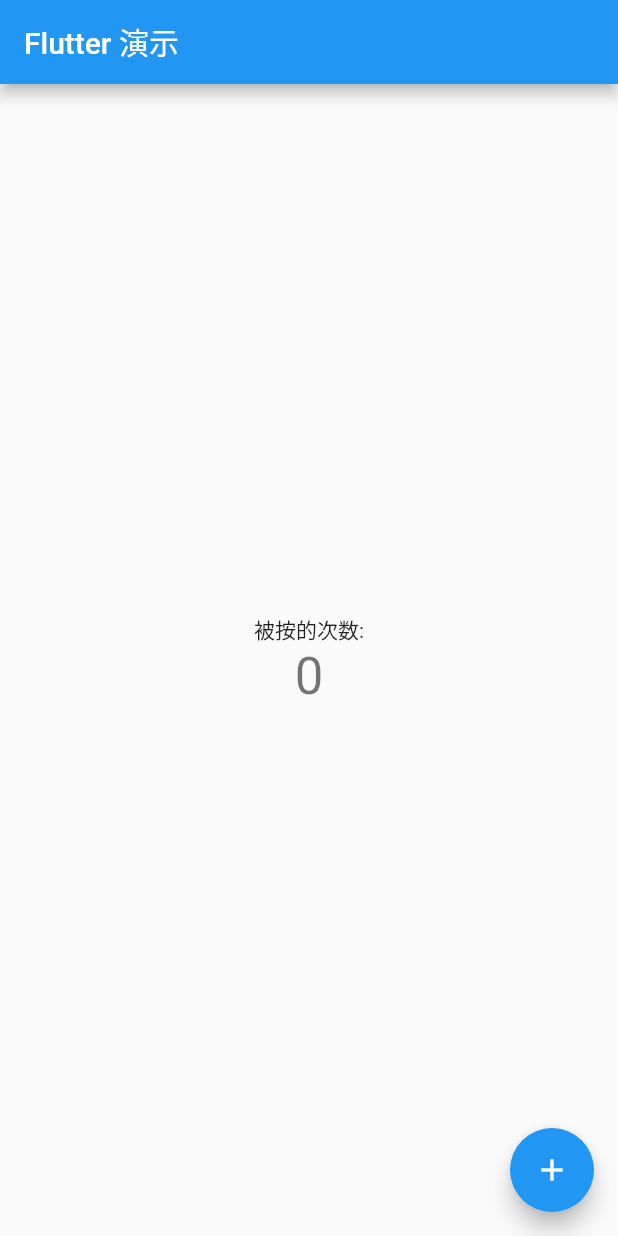
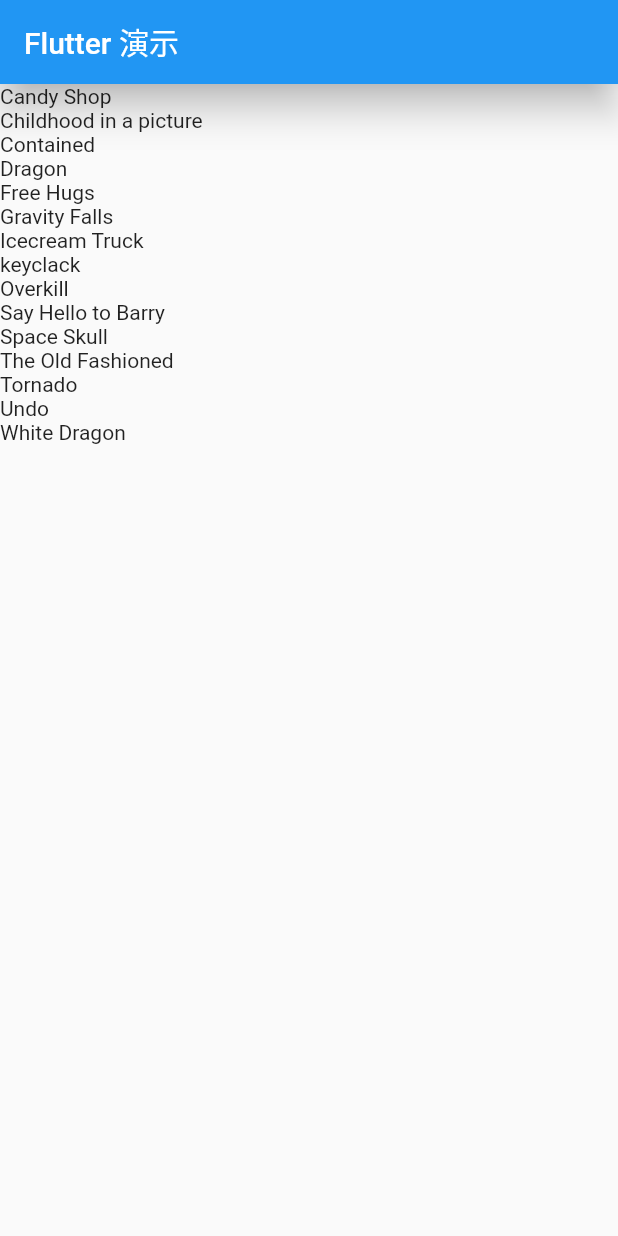
Before and after one commit to F00cked/flutter_App, a Flutter app: the screen it shows after launch, on a phone screen of 412 x 824 dp. Run offline on Flutter 3.47's test engine with Material 2 defaults, Android fonts, the phone set to English and light mode, and no system bars.

Commit message:
添加演示数据

```diff
--- a/lib/main.dart
+++ b/lib/main.dart
@@ -1,109 +1,55 @@
 import 'package:flutter/material.dart';
+import 'model/post.dart';
 
-void main() => runApp(new MyApp());
+void main() => runApp(App());
 
-class MyApp extends StatelessWidget {
-  // This widget is the root of your application.
+class App extends StatelessWidget {
   @override
-  Widget build(BuildContext context) {
-    return new MaterialApp(
-      title: 'Flutter 演示',
-      theme: new ThemeData(
-        // This is the theme of your application.
-        //
-        // Try running your application with "flutter run". You'll see the
-        // application has a blue toolbar. Then, without quitting the app, try
-        // changing the primarySwatch below to Colors.green and then invoke
-        // "hot reload" (press "r" in the console where you ran "flutter run",
-        // or press Run > Flutter Hot Reload in IntelliJ). Notice that the
-        // counter didn't reset back to zero; the application is not restarted.
-        primarySwatch: Colors.blue,
-      ),
-      home: new MyHomePage(title: 'Flutter 演示'),
-    );
-  }
+    Widget build(BuildContext context) {
+      // TODO: implement build
+      return MaterialApp(
+        home: Home(),
+        theme: ThemeData(
+          primarySwatch: Colors.blue
+        )
+      );
+    }
 }
 
-class MyHomePage extends StatefulWidget {
-  MyHomePage({Key key, this.title}) : super(key: key);
-
-  // This widget is the home page of your application. It is stateful, meaning
-  // that it has a State object (defined below) that contains fields that affect
-  // how it looks.
-
-  // This class is the configuration for the state. It holds the values (in this
-  // case the title) provided by the parent (in this case the App widget) and
-  // used by the build method of the State. Fields in a Widget subclass are
-  // always marked "final".
-
-  final String title;
-
+class Home extends StatelessWidget {
+  Widget _listItemBuilder(BuildContext context, int index) {
+    return Text(posts[index].title);
+  }
   @override
-  _MyHomePageState createState() => new _MyHomePageState();
+    Widget build(BuildContext context) {
+      // TODO: implement build
+      return Scaffold(
+          appBar: AppBar(
+            title: Text('Flutter 演示'),
+            elevation: 10.0,
+          ),
+          body: ListView.builder(
+            itemCount: posts.length,
+            itemBuilder: _listItemBuilder,
+          )
+        );
+    }
 }
 
-class _MyHomePageState extends State<MyHomePage> {
-  int _counter = 0;
-
-  void _incrementCounter() {
-    setState(() {
-      // This call to setState tells the Flutter framework that something has
-      // changed in this State, which causes it to rerun the build method below
-      // so that the display can reflect the updated values. If we changed
-      // _counter without calling setState(), then the build method would not be
-      // called again, and so nothing would appear to happen.
-      _counter++;
-    });
-  }
-
+class Hello extends StatelessWidget {
   @override
-  Widget build(BuildContext context) {
-    // This method is rerun every time setState is called, for instance as done
-    // by the _incrementCounter method above.
-    //
-    // The Flutter framework has been optimized to make rerunning build methods
-    // fast, so that you can just rebuild anything that needs updating rather
-    // than having to individually change instances of widgets.
-    return new Scaffold(
-      appBar: new AppBar(
-        // Here we take the value from the MyHomePage object that was created by
-        // the App.build method, and use it to set our appbar title.
-        title: new Text(widget.title),
+    Widget build(BuildContext context) {
+      // TODO: implement build
+      return Center(
+      child:Text(
+        '你好，世界！',
+        textDirection: TextDirection.ltr, // 文字从左到右阅读
+        style: TextStyle(
+          fontSize: 40.0,
+          fontWeight: FontWeight.bold,
+          color: Colors.blue,
+        )
       ),
-      body: new Center(
-        // Center is a layout widget. It takes a single child and positions it
-        // in the middle of the parent.
-        child: new Column(
-          // Column is also layout widget. It takes a list of children and
-          // arranges them vertically. By default, it sizes itself to fit its
-          // children horizontally, and tries to be as tall as its parent.
-          //
-          // Invoke "debug paint" (press "p" in the console where you ran
-          // "flutter run", or select "Toggle Debug Paint" from the Flutter tool
-          // window in IntelliJ) to see the wireframe for each widget.
-          //
-          // Column has various properties to control how it sizes itself and
-          // how it positions its children. Here we use mainAxisAlignment to
-          // center the children vertically; the main axis here is the vertical
-          // axis because Columns are vertical (the cross axis would be
-          // horizontal).
-          mainAxisAlignment: MainAxisAlignment.center,
-          children: <Widget>[
-            new Text(
-              '被按的次数:',
-            ),
-            new Text(
-              '$_counter',
-              style: Theme.of(context).textTheme.display1,
-            ),
-          ],
-        ),
-      ),
-      floatingActionButton: new FloatingActionButton(
-        onPressed: _incrementCounter,
-        tooltip: 'Increment',
-        child: new Icon(Icons.add),
-      ), // This trailing comma makes auto-formatting nicer for build methods.
     );
-  }
+    }
 }
--- /dev/null
+++ b/lib/model/post.dart
@@ -0,0 +1,89 @@
+class Post {
+  const Post({
+    this.title,
+    this.author,
+    this.imageUrl,
+  });
+
+  final String title;
+  final String author;
+  final String imageUrl;
+}
+
+final List<Post> posts = [
+  Post(
+    title: 'Candy Shop',
+    author: 'Mohamed Chahin',
+    imageUrl: 'https://resources.ninghao.org/images/candy-shop.jpg',
+  ),
+  Post(
+    title: 'Childhood in a picture',
+    author: 'Mohamed Chahin',
+    imageUrl: 'https://resources.ninghao.org/images/childhood-in-a-picture.jpg',
+  ),
+  Post(
+    title: 'Contained',
+    author: 'Mohamed Chahin',
+    imageUrl: 'https://resources.ninghao.org/images/contained.jpg',
+  ),
+  Post(
+    title: 'Dragon',
+    author: 'Mohamed Chahin',
+    imageUrl: 'https://resources.ninghao.org/images/dragon.jpg',
+  ),
+  Post(
+    title: 'Free Hugs',
+    author: 'Mohamed Chahin',
+    imageUrl: 'https://resources.ninghao.org/images/free_hugs.jpg',
+  ),
+  Post(
+    title: 'Gravity Falls',
+    author: 'Mohamed Chahin',
+    imageUrl: 'https://resources.ninghao.org/images/gravity-falls.png',
+  ),
+  Post(
+    title: 'Icecream Truck',
+    author: 'Mohamed Chahin',
+    imageUrl: 'https://resources.ninghao.org/images/icecreamtruck.png',
+  ),
+  Post(
+    title: 'keyclack',
+    author: 'Mohamed Chahin',
+    imageUrl: 'https://resources.ninghao.org/images/keyclack.jpg',
+  ),
+  Post(
+    title: 'Overkill',
+    author: 'Mohamed Chahin',
+    imageUrl: 'https://resources.ninghao.org/images/overkill.png',
+  ),
+  Post(
+    title: 'Say Hello to Barry',
+    author: 'Mohamed Chahin',
+    imageUrl: 'https://resources.ninghao.org/images/say-hello-to-barry.jpg',
+  ),
+  Post(
+    title: 'Space Skull',
+    author: 'Mohamed Chahin',
+    imageUrl: 'https://resources.ninghao.org/images/space-skull.jpg',
+  ),
+  Post(
+    title: 'The Old Fashioned',
+    author: 'Mohamed Chahin',
+    imageUrl: 'https://resources.ninghao.org/images/the-old-fashioned.png',
+  ),
+  Post(
+    title: 'Tornado',
+    author: 'Mohamed Chahin',
+    imageUrl: 'https://resources.ninghao.org/images/tornado.jpg',
+  ),
+  Post(
+    title: 'Undo',
+    author: 'Mohamed Chahin',
+    imageUrl: 'https://resources.ninghao.org/images/undo.jpg',
+  ),
+  Post(
+    title: 'White Dragon',
+    author: 'Mohamed Chahin',
+    imageUrl: 'https://resources.ninghao.org/images/white-dragon.jpg',
+  )
+];
```
